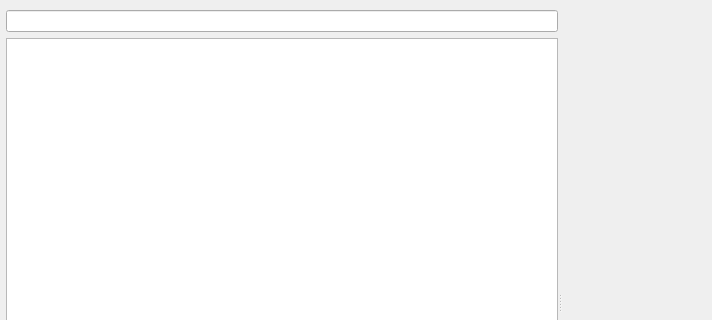
First picture: the form in src/mainwindow.ui, repository ShineiArakawa/rview, before the edit; both pictures show x 0 to 712 and y 0 to 320 of the 1000 by 600 pixel window.
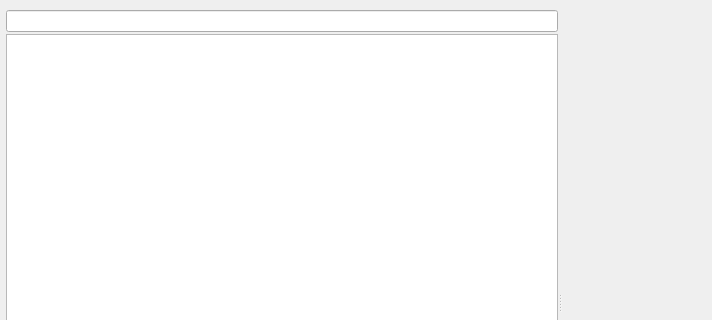
Second picture: the form after the edit. Custom widgets are drawn as their Qt base class.

Diff of the .ui file:
```diff
--- a/src/mainwindow.ui
+++ b/src/mainwindow.ui
@@ -52,6 +52,9 @@
       </property>
       <widget class="QWidget" name="layoutWidget">
        <layout class="QVBoxLayout" name="verticalLayout">
+        <property name="spacing">
+         <number>2</number>
+        </property>
         <item>
          <widget class="QLineEdit" name="currentDirPath">
           <property name="sizePolicy">
```
Left out of the diff: 5 changed lines with no effect on the pictures.
